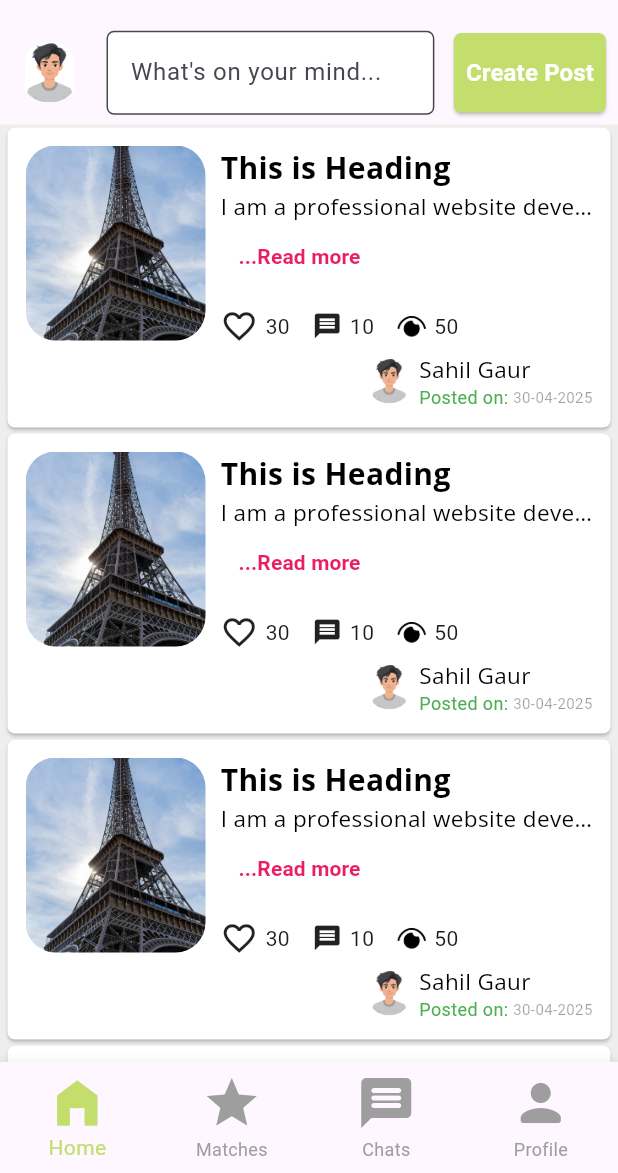
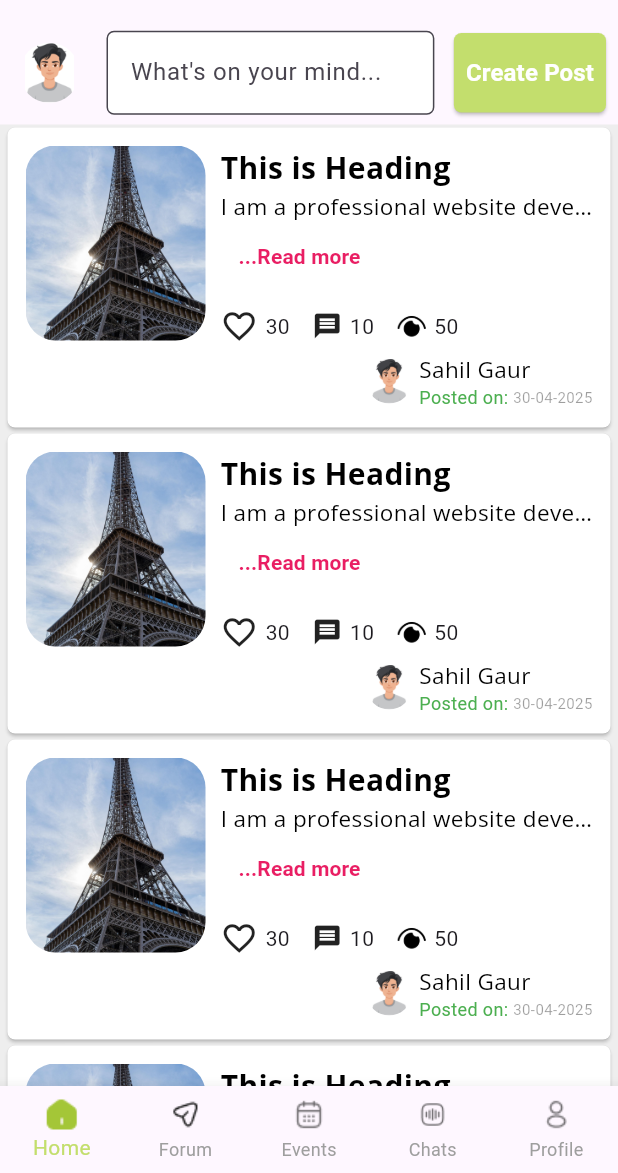
Before and after one commit to FarhanKaleem3001/Oliver_dating_app, a Flutter app: the LandingPage screen opened directly, on a phone screen of 412 x 824 dp, the part 63-1236 px from its top. Run offline on Flutter 3.47's test engine with Material 3 defaults, Android fonts, the phone set to English and light mode, and no system bars; our stand-ins replace carousel_slider, flutter_card_swiper, geocoding, geolocator, google_fonts, google_maps_flutter and 3 more.

Commit message:
add some dependencies, fix some bugs , add some color

```diff
--- a/lib/Provider/profileProvider.dart
+++ b/lib/Provider/profileProvider.dart
@@ -137,5 +137,54 @@ class ProfileProvider with ChangeNotifier {
     notifyListeners();
   }
 
+  final Set<int> _favoriteIndexes = {};
+
+  bool isFavorites(int index) => _favoriteIndexes.contains(index);
+
+  void toggleFavorites(int index) {
+    if (_favoriteIndexes.contains(index)) {
+      _favoriteIndexes.remove(index);
+    } else {
+      _favoriteIndexes.add(index);
+    }
+    notifyListeners();
+  }
+
+
+  final List<Map<String, dynamic>> _profiles = [
+    {
+      'name': 'Monica',
+      'age': 24,
+      'location': 'Kazan, Russia',
+      'image': 'image/girl.jpg'
+    },
+    {
+      'name': 'Lena',
+      'age': 26,
+      'location': 'Moscow, Russia',
+      'image': 'image/girl1.png'
+    },
+    {
+      'name': 'Sara',
+      'age': 23,
+      'location': 'Berlin, Germany',
+      'image': 'image/girl2.png'
+    },
+    {
+      'name': 'Daria',
+      'age': 23,
+      'location': 'Berlin, Germany',
+      'image': 'image/girl3.png'
+    },
+    {
+      'name': 'Alina',
+      'age': 23,
+      'location': 'Berlin, Germany',
+      'image': 'image/girl4.png'
+    },
+
+
+  ];
+  List<Map<String, dynamic>> get profiles => _profiles;
 
 }
--- a/lib/Utils/color.dart
+++ b/lib/Utils/color.dart
@@ -24,6 +24,8 @@ const des= Color(0xFF808080);
 const locat =  Color(0xFFA5D5E3);
 const singupin = Color(0xFF960FFF); //C3DE6D
 const login = Color(0xFFC3DE6D);
+const box = Color(0xFFB5E66F);
+
 
 class Font{
   static final TextStyle simpleFont = GoogleFonts.openSans(
@@ -174,7 +176,7 @@ class Font{
   );
   static final TextStyle profilename = GoogleFonts.openSans(
     color: Colors.white,
-    fontSize: 40,
+    fontSize: 30,
     fontWeight: FontWeight.bold,
     shadows: [Shadow(blurRadius: 5, color: Colors.black)],
   );
@@ -183,6 +185,11 @@ class Font{
     fontSize: 20,
     fontWeight: FontWeight.w700,
     shadows: [Shadow(blurRadius: 5, color: Colors.black)],
-
+  );
+  static final TextStyle profileFollow = GoogleFonts.openSans(
+    color: appbackgroundcolor,
+    fontSize: 15,
+    fontWeight: FontWeight.w600,
+    shadows: [Shadow(blurRadius: 5, color: Colors.black)],
   );
 }
--- a/lib/Widget/custombottomnavbar.dart
+++ b/lib/Widget/custombottomnavbar.dart
@@ -26,19 +26,41 @@ class CustomBottomNavBar extends StatelessWidget {
         if (index == 0) {
           Navigator.push(
             context,
-            MaterialPageRoute(builder: (context) => Home()),
+            MaterialPageRoute(
+                builder: (context) => Home(
+                      profile: {},
+                      index: index,
+                    )),
           );
         } else if (index == 1) {
           Navigator.push(
             context,
-            MaterialPageRoute(builder: (context) => Home()),
+            MaterialPageRoute(
+                builder: (context) => Home(
+                      profile: {},
+                      index: index,
+                    )),
           );
         } else if (index == 2) {
           Navigator.push(
             context,
-            MaterialPageRoute(builder: (context) => Home()),
+            MaterialPageRoute(
+                builder: (context) => Home(
+                      profile: {},
+                      index: index,
+                    )),
           );
         } else if (index == 3) {
+          Navigator.push(
+            context,
+            MaterialPageRoute(
+                builder: (context) => Home(
+                  profile: {},
+                  index: index,
+                )),
+          );
+        }
+        else if (index == 4) {
           Navigator.push(
             context,
             MaterialPageRoute(builder: (context) => LandingPage()),
@@ -49,13 +71,55 @@ class CustomBottomNavBar extends StatelessWidget {
       unselectedItemColor: Colors.grey,
       showUnselectedLabels: true,
       type: BottomNavigationBarType.fixed,
-      items: const [
-        BottomNavigationBarItem(icon: Icon(Icons.home_filled, size: 40,), label: 'Home'),
-        BottomNavigationBarItem(icon: Icon(Icons.star, size: 40,), label: 'Matches'),
+      items: [
         BottomNavigationBarItem(
-            icon: Icon(Icons.message_rounded,size: 40,), label: 'Chats',),
+          icon: Image.asset(
+            navigationProvider.selectedIndex == 0
+                ? 'image/home-2.png'
+                : 'image/home-3.png',
+            width: 24,
+            height: 24,
+          ),
+          label: 'Home',
+        ),
+
         BottomNavigationBarItem(
-            icon: Icon(Icons.person_rounded, size: 40,), label: 'Profile'),
+            icon: Image.asset(
+              navigationProvider.selectedIndex == 1
+                  ? 'image/send-2 (1).png'
+                  : 'image/send-2.png',
+              width: 24,
+              height: 24,
+            ),
+            label: 'Forum'),
+        BottomNavigationBarItem(
+          icon: Image.asset(
+            navigationProvider.selectedIndex == 2
+                ? 'image/calendar (1).png'
+                : 'image/calendar.png',
+            width: 24,
+            height: 24,
+          ),
+          label: 'Events',
+        ),
+        BottomNavigationBarItem(
+            icon: Image.asset(
+              navigationProvider.selectedIndex == 3
+                  ? 'image/voice-square.png'
+                  : 'image/Chat.png',
+              width: 24,
+              height: 24,
+            ),
+            label: 'Chats'),
+        BottomNavigationBarItem(
+            icon: Image.asset(
+              navigationProvider.selectedIndex == 4
+                  ? 'image/profile.png'
+                  : 'image/frame.png',
+              width: 24,
+              height: 24,
+            ),
+            label: 'Profile'),
       ],
     );
   }
--- a/pubspec.yaml
+++ b/pubspec.yaml
@@ -44,6 +44,9 @@ dependencies:
   carousel_slider: ^5.0.0
   image_picker: ^1.1.2
   video_player: ^2.9.5
+  flutter_card_swiper: ^7.0.2
+
+
 
 dev_dependencies:
   flutter_test:
```
Also changed, not shown: lib/Screen/home.dart (+149 -138 lines), pubspec.lock.
